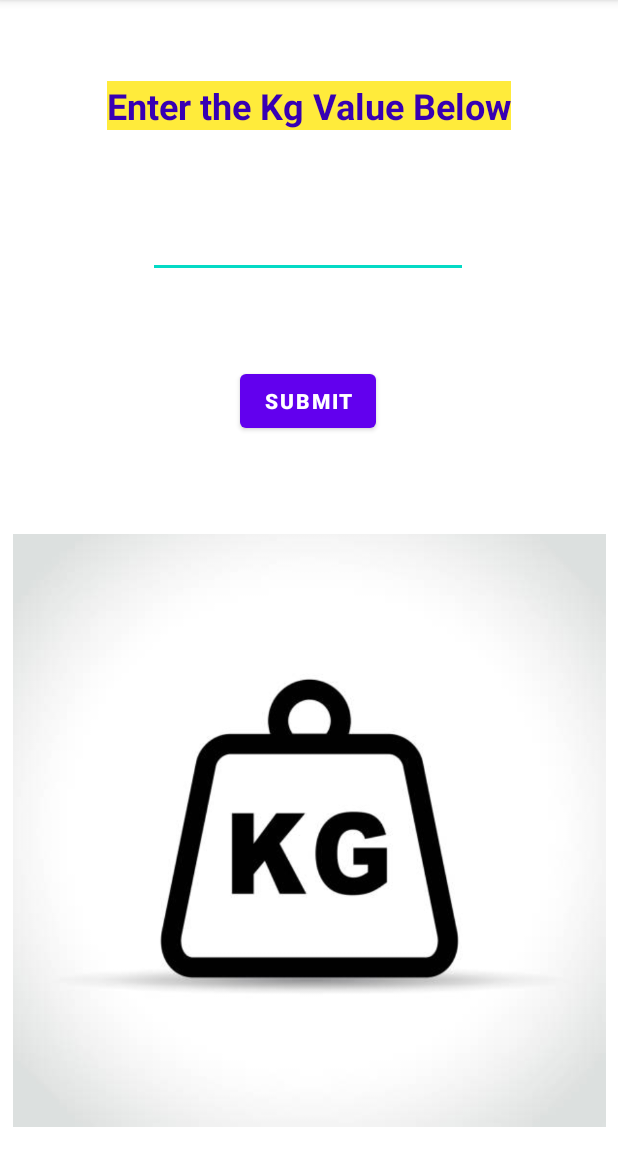
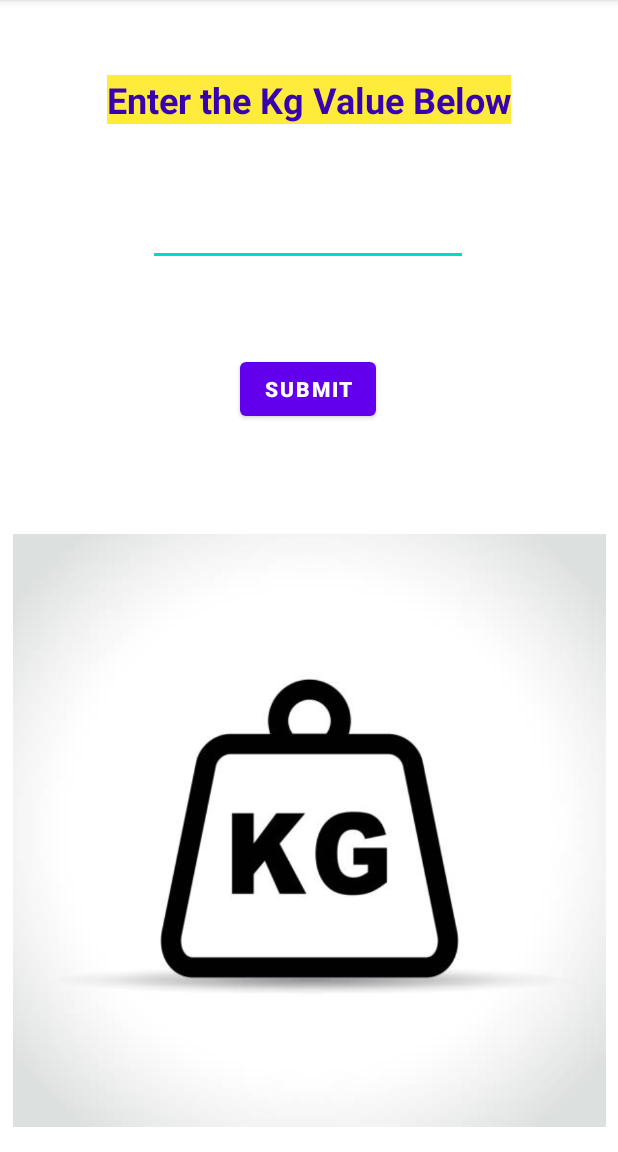
Before and after one commit to devrajmudgal211b109/UnitConvertor, an Android app: the screen it shows after launch (MainActivity), on a phone screen of 412 x 824 dp, the part 84-1236 px from its top. Run offline under Robolectric (Android 15) with nearby library versions, the phone set to English and light mode, and no system bars.

Commit message:
Final adjustments made

```diff
--- a/app/src/main/res/layout/activity_main.xml
+++ b/app/src/main/res/layout/activity_main.xml
@@ -10,7 +10,7 @@
         android:id="@+id/editText"
         android:layout_width="wrap_content"
         android:layout_height="wrap_content"
-        android:layout_marginTop="140dp"
+        android:layout_marginTop="132dp"
         android:ems="10"
         android:inputType="number"
         android:textStyle="bold"
```
